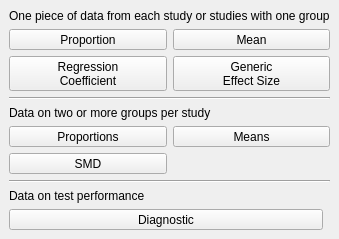
This is src/rc_metastudio/forms/data_type_page.ui in AliSalman-et-al/openmeta-analyst-community as Qt 5 draws it before an edit. The edited form follows.
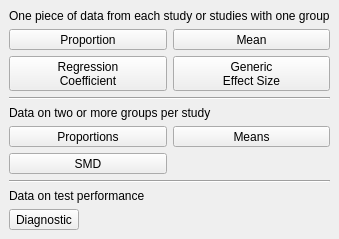
This is the edited form. Icons and pictures are not drawn.

What changed in the file:
```diff
--- a/src/rc_metastudio/forms/data_type_page.ui
+++ b/src/rc_metastudio/forms/data_type_page.ui
@@ -352,6 +352,9 @@
      <item>
       <spacer name="diagnosticDataTypeSpacer">
        <property name="orientation"><enum>Qt::Horizontal</enum></property>
+       <property name="sizeHint" stdset="0">
+        <size><width>40</width><height>20</height></size>
+       </property>
       </spacer>
      </item>
     </layout>
```
